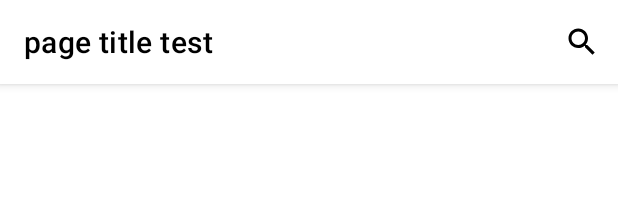
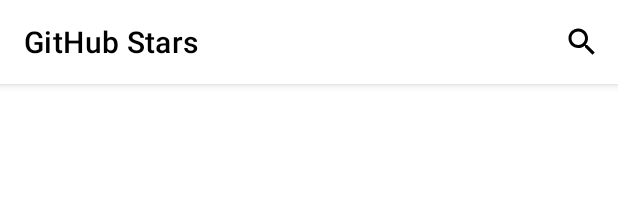
Before and after one commit to chadschultz/github-stars, an Android app: the layout fragment_github_repo_list.xml on its own in the app's theme, with its tools: preview values and no code run, on a phone screen of 412 x 824 dp. Shown: the top 220 px of the screen. Run offline under Robolectric (Android 15) with nearby library versions, the phone set to English and light mode, and no system bars.

```diff
--- a/app/src/main/java/com/example/githubstars/data/ApolloConnector.kt
+++ b/app/src/main/java/com/example/githubstars/data/ApolloConnector.kt
@@ -14,8 +14,9 @@ class ApolloConnector {
         fun setupApollo(): ApolloClient {
             val okHttpClient = OkHttpClient.Builder().authenticator(object: Authenticator {
                 override fun authenticate(route: Route?, response: Response): Request? {
+                    //TODO: more secure way to handle authentication
                     //TODO: improve? https://stackoverflow.com/questions/22490057/android-okhttp-with-basic-authentication
-                    return response.request().newBuilder().header("Authorization", "bearer 4108af97e88d5ad95ca24024319f7482555f8143").build();
+                    return response.request().newBuilder().header("Authorization", "bearer 6416cb9cd8dd27fcdc87c5646e91c39c6f3c7783").build()
                 }
 
             }).build()
--- a/app/src/main/res/layout/fragment_github_repo_list.xml
+++ b/app/src/main/res/layout/fragment_github_repo_list.xml
@@ -1,5 +1,4 @@
 <?xml version="1.0" encoding="utf-8"?>
-<!-- TODO: should I switch from CoordinatorLayout to ConstraintLayout? -->
 <androidx.coordinatorlayout.widget.CoordinatorLayout xmlns:android="http://schemas.android.com/apk/res/android"
     xmlns:app="http://schemas.android.com/apk/res-auto"
     xmlns:tools="http://schemas.android.com/tools"
@@ -12,14 +11,15 @@
         android:layout_width="match_parent"
         android:layout_height="wrap_content">
 
+        <!-- TODO: note scroll behavior - maybe I should tweak UI to make it more obvious? -->
         <com.google.android.material.appbar.MaterialToolbar
             android:id="@+id/top_app_bar"
             style="@style/Widget.MaterialComponents.Toolbar.Primary"
             android:layout_width="match_parent"
             android:layout_height="?attr/actionBarSize"
+            app:title="@string/app_name_full"
             app:layout_scrollFlags="scroll|enterAlways|snap"
-            app:menu="@menu/top_app_bar"
-            app:title="page title test" />
+            app:menu="@menu/top_app_bar" />
 
     </com.google.android.material.appbar.AppBarLayout>
 
--- a/app/src/main/res/menu/top_app_bar.xml
+++ b/app/src/main/res/menu/top_app_bar.xml
@@ -3,10 +3,9 @@
     xmlns:android="http://schemas.android.com/apk/res/android">
 
     <item android:id="@+id/search"
-        android:title="TEST"
+        android:title="@string/search"
         android:icon="@drawable/ic_search_black_24dp"
-        app:showAsAction="collapseActionView|always"
-        app:actionViewClass="android.widget.SearchView" />
+        app:showAsAction="ifRoom|collapseActionView"
+        app:actionViewClass="androidx.appcompat.widget.SearchView" />
 
-    <!-- TODO: app:showAsAction="collapseActionView|ifRoom" -->
 </menu>
--- a/app/src/main/res/values/strings.xml
+++ b/app/src/main/res/values/strings.xml
@@ -1,7 +1,7 @@
 <resources>
     <string name="app_name">GHStars</string>
+    <string name="app_name_full">GitHub Stars</string>
     <string name="search_query_hint">Organization ID on GitHub</string>
+    <string name="search">Search</string>
 
-    <!-- TODO: Remove or change this placeholder text -->
-    <string name="hello_blank_fragment">Hello blank fragment</string>
 </resources>
```
Also changed, not shown: app/src/main/java/com/example/githubstars/BaseFragment.kt (added, +23 -0 lines), app/src/main/java/com/example/githubstars/githubrepolist/GitHubRepoListFragment.kt (+47 -6 lines), app/src/main/res/layout/fragment_blank.xml (deleted, +0 -14 lines), app/src/main/res/layout/fragment_github_repo_detail.xml (deleted, +0 -17 lines).
